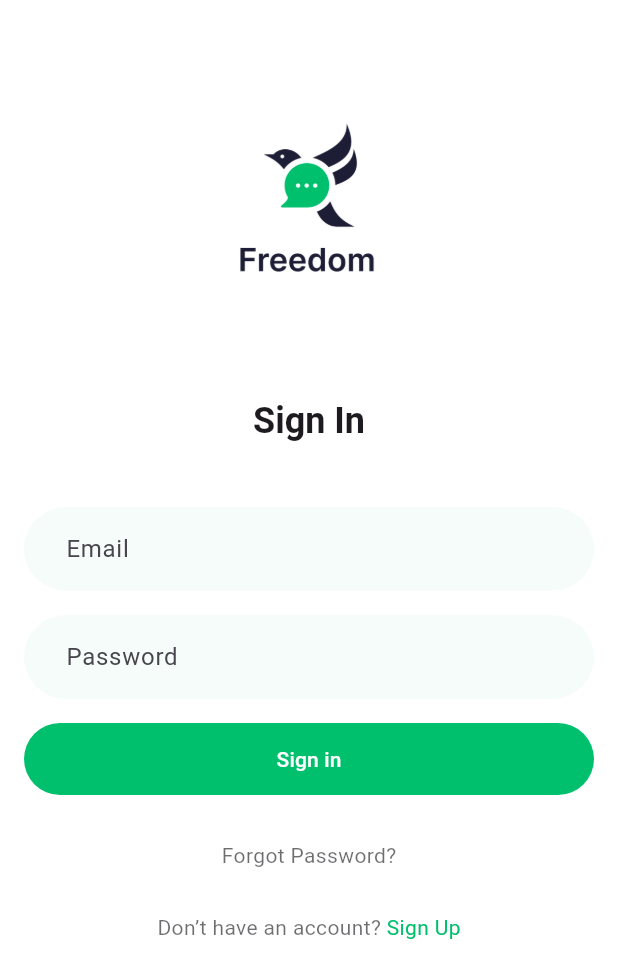
After one commit to Amankhan044/GetX, a Flutter app: the SignInScreen screen opened directly, on a phone screen of 412 x 824 dp. The commit adds this screen. Shown: the top 978 px of the screen. Run offline on Flutter 3.47's test engine with Material 3 defaults, Android fonts, the phone set to English and light mode, and no system bars; our stand-ins replace get, image_picker.

Commit message:
login & imagePicker

```diff
--- /dev/null
+++ b/lib/views/auth/login_view.dart
@@ -0,0 +1,153 @@
+import 'package:flutter/material.dart';
+import 'package:flutter_getx/controllers/login_controller.dart';
+import 'package:flutter_getx/views/auth/signup_view.dart';
+import 'package:get/get.dart';
+
+class SignInScreen extends StatelessWidget {
+  final _formKey = GlobalKey<FormState>();
+
+  SignInScreen({super.key});
+  final LoginController controller = Get.put(LoginController());
+
+  @override
+  Widget build(BuildContext context) {
+    return Scaffold(
+      backgroundColor: Colors.white,
+      body: SafeArea(
+        child: LayoutBuilder(
+          builder: (context, constraints) {
+            return SingleChildScrollView(
+              padding: const EdgeInsets.symmetric(horizontal: 16.0),
+              child: Column(
+                children: [
+                  SizedBox(height: constraints.maxHeight * 0.1),
+                  Image.asset(
+                    "assets/Logo-light.png",
+                    height: 100,
+                  ),
+                  SizedBox(height: constraints.maxHeight * 0.1),
+                  Text(
+                    "Sign In",
+                    style: Theme.of(context)
+                        .textTheme
+                        .headlineSmall!
+                        .copyWith(fontWeight: FontWeight.bold),
+                  ),
+                  SizedBox(height: constraints.maxHeight * 0.05),
+                  Form(
+                    key: _formKey,
+                    child: Column(
+                      children: [
+                        TextFormField(
+                          controller: controller.emailController.value,
+                          decoration: const InputDecoration(
+                            hintText: 'Email',
+                            filled: true,
+                            fillColor: Color(0xFFF5FCF9),
+                            contentPadding: const EdgeInsets.symmetric(
+                                horizontal: 16.0 * 1.5, vertical: 16.0),
+                            border: const OutlineInputBorder(
+                              borderSide: BorderSide.none,
+                              borderRadius:
+                                  BorderRadius.all(Radius.circular(50)),
+                            ),
+                          ),
+                          keyboardType: TextInputType.emailAddress,
+                          onSaved: (phone) {
+                            // Save it
+                          },
+                        ),
+                        Padding(
+                          padding: const EdgeInsets.symmetric(vertical: 16.0),
+                          child: TextFormField(
+                            controller: controller.passwordController.value,
+                            obscureText: true,
+                            decoration: const InputDecoration(
+                              hintText: 'Password',
+                              filled: true,
+                              fillColor: Color(0xFFF5FCF9),
+                              contentPadding: const EdgeInsets.symmetric(
+                                  horizontal: 16.0 * 1.5, vertical: 16.0),
+                              border: OutlineInputBorder(
+                                borderSide: BorderSide.none,
+                                borderRadius:
+                                    BorderRadius.all(Radius.circular(50)),
+                              ),
+                            ),
+                            onSaved: (passaword) {
+                              // Save it
+                            },
+                          ),
+                        ),
+                        ElevatedButton(
+                          onPressed: () {
+                            if (_formKey.currentState!.validate()) {
+                              controller.loginApi();
+                              _formKey.currentState!.save();
+                              // Navigate to the main screen
+                            }
+                          },
+                          style: ElevatedButton.styleFrom(
+                            elevation: 0,
+                            backgroundColor: const Color(0xFF00BF6D),
+                            foregroundColor: Colors.white,
+                            minimumSize: const Size(double.infinity, 48),
+                            shape: const StadiumBorder(),
+                          ),
+                          child: const Text("Sign in"),
+                        ),
+                        const SizedBox(height: 16.0),
+                        TextButton(
+                          onPressed: () {},
+                          child: Text(
+                            'Forgot Password?',
+                            style: Theme.of(context)
+                                .textTheme
+                                .bodyMedium!
+                                .copyWith(
+                                  color: Theme.of(context)
+                                      .textTheme
+                                      .bodyLarge!
+                                      .color!
+                                      .withOpacity(0.64),
+                                ),
+                          ),
+                        ),
+                        TextButton(
+                          onPressed: () {
+                            Get.to(SignUpScreen());
+                          },
+                          child: Text.rich(
+                            const TextSpan(
+                              text: "Don’t have an account? ",
+                              children: [
+                                TextSpan(
+                                  text: "Sign Up",
+                                  style: TextStyle(color: Color(0xFF00BF6D)),
+                                ),
+                              ],
+                            ),
+                            style: Theme.of(context)
+                                .textTheme
+                                .bodyMedium!
+                                .copyWith(
+                                  color: Theme.of(context)
+                                      .textTheme
+                                      .bodyLarge!
+                                      .color!
+                                      .withOpacity(0.64),
+                                ),
+                          ),
+                        ),
+                      ],
+                    ),
+                  ),
+                ],
+              ),
+            );
+          },
+        ),
+      ),
+    );
+  }
+}
```
Also changed, not shown: lib/controllers/image_picker_controller.dart (added, +15 -0 lines), lib/controllers/login_controller.dart (added, +44 -0 lines), lib/views/auth/signup_view.dart (added, +364 -0 lines), lib/views/home_view.dart (+20 -0 lines), lib/views/image_picker_view.dart (added, +42 -0 lines), pubspec.yaml (+4 -3 lines), assets/Logo-light.png (added), assets/logo (1).jpg (added), pubspec.lock, 7 other files.
